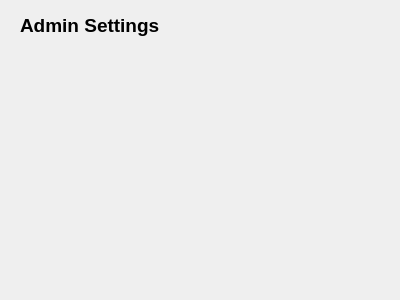
Old version of the form CollegeTouring/admin.ui in the repository belalzahran/CS_Project2_TheApplicants.
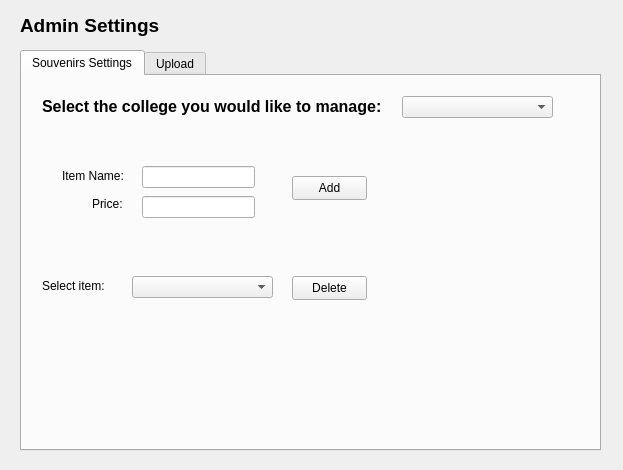
New version of the form.

```diff
--- a/CollegeTouring/admin.ui
+++ b/CollegeTouring/admin.ui
@@ -6,8 +6,8 @@
    <rect>
     <x>0</x>
     <y>0</y>
-    <width>400</width>
-    <height>300</height>
+    <width>623</width>
+    <height>470</height>
    </rect>
   </property>
   <property name="windowTitle">
@@ -26,6 +26,147 @@
     <string>&lt;html&gt;&lt;head/&gt;&lt;body&gt;&lt;p&gt;&lt;span style=&quot; font-size:14pt; font-weight:700;&quot;&gt;Admin Settings&lt;/span&gt;&lt;/p&gt;&lt;/body&gt;&lt;/html&gt;</string>
    </property>
   </widget>
+  <widget class="QTabWidget" name="tabWidget">
+   <property name="geometry">
+    <rect>
+     <x>20</x>
+     <y>50</y>
+     <width>581</width>
+     <height>401</height>
+    </rect>
+   </property>
+   <property name="currentIndex">
+    <number>0</number>
+   </property>
+   <widget class="QWidget" name="tab">
+    <attribute name="title">
+     <string>Souvenirs Settings</string>
+    </attribute>
+    <widget class="QLineEdit" name="lineEdit_name">
+     <property name="geometry">
+      <rect>
+       <x>120</x>
+       <y>90</y>
+       <width>113</width>
+       <height>22</height>
+      </rect>
+     </property>
+    </widget>
+    <widget class="QLineEdit" name="lineEdit_price">
+     <property name="geometry">
+      <rect>
+       <x>120</x>
+       <y>120</y>
+       <width>113</width>
+       <height>22</height>
+      </rect>
+     </property>
+    </widget>
+    <widget class="QLabel" name="label_2">
+     <property name="geometry">
+      <rect>
+       <x>20</x>
+       <y>20</y>
+       <width>351</width>
+       <height>21</height>
+      </rect>
+     </property>
+     <property name="text">
+      <string>&lt;html&gt;&lt;head/&gt;&lt;body&gt;&lt;p&gt;&lt;span style=&quot; font-size:12pt; font-weight:700;&quot;&gt;Select the college you would like to manage:&lt;/span&gt;&lt;/p&gt;&lt;/body&gt;&lt;/html&gt;</string>
+     </property>
+    </widget>
+    <widget class="QLabel" name="label_3">
+     <property name="geometry">
+      <rect>
+       <x>40</x>
+       <y>90</y>
+       <width>71</width>
+       <height>20</height>
+      </rect>
+     </property>
+     <property name="text">
+      <string>Item Name: </string>
+     </property>
+    </widget>
+    <widget class="QLabel" name="label_4">
+     <property name="geometry">
+      <rect>
+       <x>70</x>
+       <y>120</y>
+       <width>49</width>
+       <height>16</height>
+      </rect>
+     </property>
+     <property name="text">
+      <string>Price: </string>
+     </property>
+    </widget>
+    <widget class="QPushButton" name="pushButton">
+     <property name="geometry">
+      <rect>
+       <x>270</x>
+       <y>100</y>
+       <width>75</width>
+       <height>24</height>
+      </rect>
+     </property>
+     <property name="text">
+      <string>Add</string>
+     </property>
+    </widget>
+    <widget class="QComboBox" name="comboBox">
+     <property name="geometry">
+      <rect>
+       <x>380</x>
+       <y>20</y>
+       <width>151</width>
+       <height>22</height>
+      </rect>
+     </property>
+    </widget>
+    <widget class="QPushButton" name="pushButton_2">
+     <property name="geometry">
+      <rect>
+       <x>270</x>
+       <y>200</y>
+       <width>75</width>
+       <height>24</height>
+      </rect>
+     </property>
+     <property name="text">
+      <string>Delete</string>
+     </property>
+    </widget>
+    <widget class="QComboBox" name="comboBox_2">
+     <property name="geometry">
+      <rect>
+       <x>110</x>
+       <y>200</y>
+       <width>141</width>
+       <height>22</height>
+      </rect>
+     </property>
+    </widget>
+    <widget class="QLabel" name="label_5">
+     <property name="geometry">
+      <rect>
+       <x>20</x>
+       <y>200</y>
+       <width>81</width>
+       <height>20</height>
+      </rect>
+     </property>
+     <property name="text">
+      <string>Select item: </string>
+     </property>
+    </widget>
+   </widget>
+   <widget class="QWidget" name="tab_2">
+    <attribute name="title">
+     <string>Upload</string>
+    </attribute>
+   </widget>
+  </widget>
  </widget>
  <resources/>
  <connections/>
```
